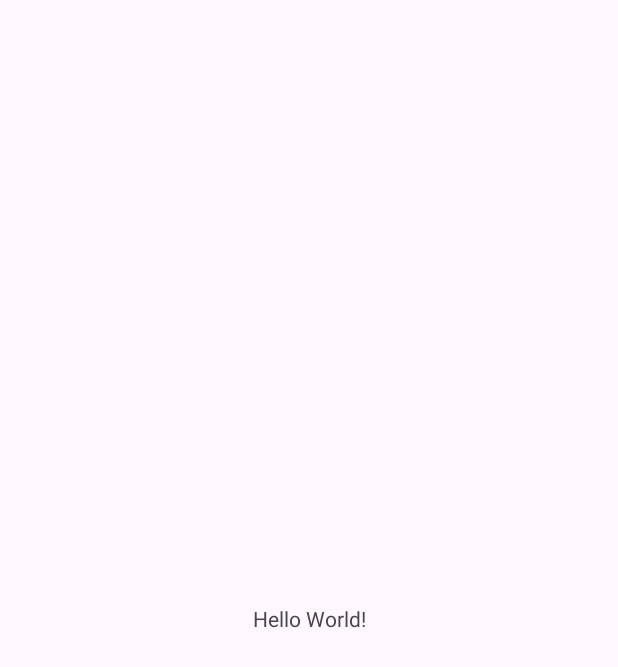
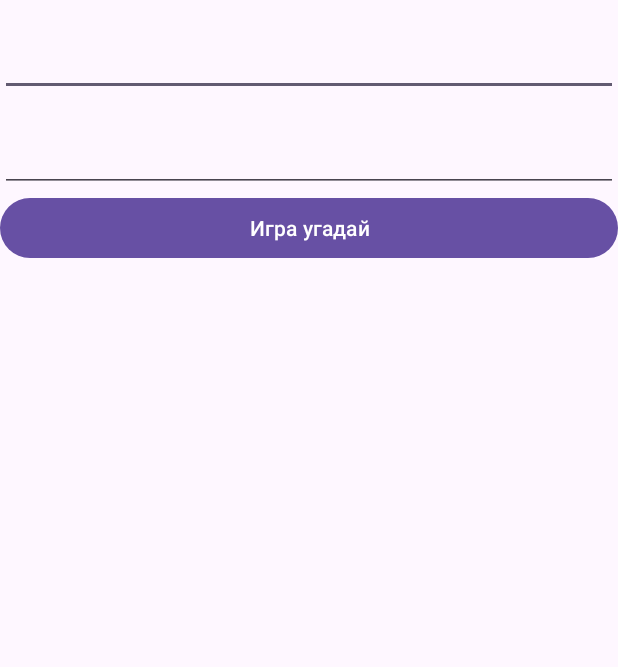
Before and after one commit to matyushazvezda/Android, an Android app: the screen it shows after launch (MainActivity), on a phone screen of 412 x 824 dp. Before the commit the part shown is almost empty. Shown: the top 667 px of the screen. Run offline under Robolectric (Android 15) with nearby library versions, the phone set to English and light mode, and no system bars.

Commit message:
final gameNumber

```diff
--- a/GameNumber/app/src/main/AndroidManifest.xml
+++ b/GameNumber/app/src/main/AndroidManifest.xml
@@ -13,6 +13,9 @@
         android:theme="@style/Theme.GameNumber"
         tools:targetApi="31">
         <activity
+            android:name=".GameActivity"
+            android:exported="false" />
+        <activity
             android:name=".MainActivity"
             android:exported="true">
             <intent-filter>
--- a/GameNumber/app/src/main/res/layout/activity_main.xml
+++ b/GameNumber/app/src/main/res/layout/activity_main.xml
@@ -1,18 +1,28 @@
 <?xml version="1.0" encoding="utf-8"?>
-<androidx.constraintlayout.widget.ConstraintLayout xmlns:android="http://schemas.android.com/apk/res/android"
+<LinearLayout xmlns:android="http://schemas.android.com/apk/res/android"
     xmlns:app="http://schemas.android.com/apk/res-auto"
     xmlns:tools="http://schemas.android.com/tools"
     android:layout_width="match_parent"
     android:layout_height="match_parent"
+    android:orientation="vertical"
     tools:context=".MainActivity">
 
-    <TextView
-        android:layout_width="wrap_content"
+    <EditText
+        android:layout_width="match_parent"
         android:layout_height="wrap_content"
-        android:text="Hello World!"
-        app:layout_constraintBottom_toBottomOf="parent"
-        app:layout_constraintEnd_toEndOf="parent"
-        app:layout_constraintStart_toStartOf="parent"
-        app:layout_constraintTop_toTopOf="parent" />
+        android:id="@+id/begin"
+        android:inputType="number"
+        android:textSize="32sp" />
+    <EditText
+        android:layout_width="match_parent"
+        android:layout_height="wrap_content"
+        android:id="@+id/end"
+        android:inputType="number"
+        android:textSize="32sp" />
+    <Button
+        android:text="@string/out"
+        android:layout_width="match_parent"
+        android:layout_height="wrap_content"
+        android:onClick="onClick"/>
 
-</androidx.constraintlayout.widget.ConstraintLayout>
+</LinearLayout>
--- a/GameNumber/app/src/main/res/values/strings.xml
+++ b/GameNumber/app/src/main/res/values/strings.xml
@@ -1,3 +1,4 @@
 <resources>
     <string name="app_name">GameNumber</string>
+    <string name="out">Игра угадай</string>
 </resources>
```
Also changed, not shown: GameNumber/app/src/main/java/com/example/gamenumber/GameActivity.java (added, +59 -0 lines), GameNumber/app/src/main/java/com/example/gamenumber/MainActivity.java (+16 -0 lines), GameNumber/app/src/main/res/layout/activity_game.xml (added, +39 -0 lines), 2 other files.
